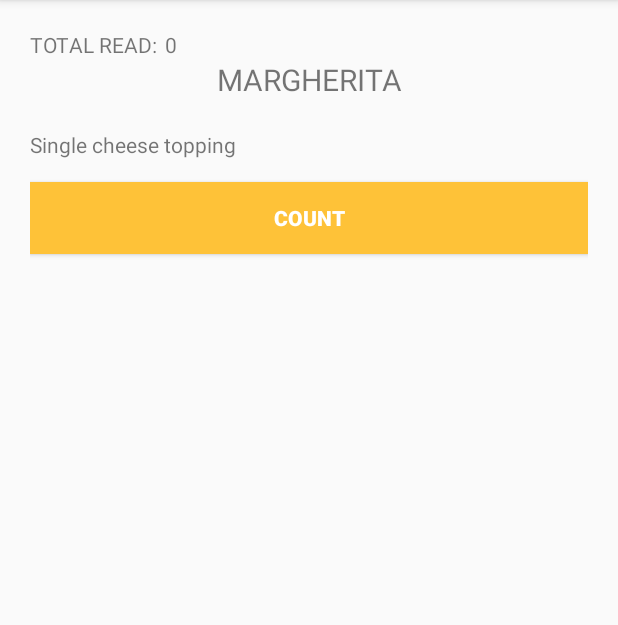
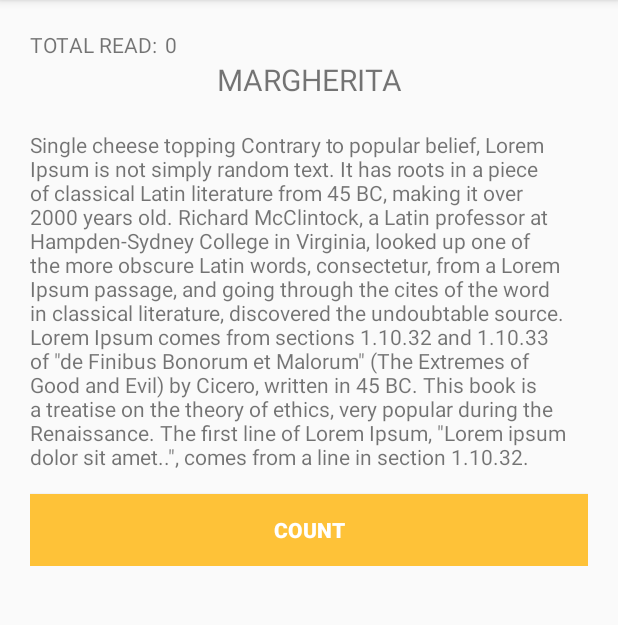
Before and after one commit to topsanjor/prayer, an Android app: the screen it shows after launch (enPrayerDetailActivity), after a tap on "MARGHERITA", on a phone screen of 412 x 824 dp, the part 84-709 px from its top. Run offline under Robolectric (Android 15) with nearby library versions, the phone set to English and light mode, and no system bars.

Commit message:
just added several new ....

```diff
--- a/app/src/main/java/com/kotlab/tibetanbuddhistprayer/activities/enPrayerDetailActivity.java
+++ b/app/src/main/java/com/kotlab/tibetanbuddhistprayer/activities/enPrayerDetailActivity.java
@@ -5,18 +5,23 @@ import android.support.v7.app.AppCompatActivity;
 import android.os.Bundle;
 import android.support.v7.widget.Toolbar;
 import android.util.Log;
+import android.view.View;
+import android.widget.Button;
 import android.widget.TextView;
 
 
 import com.kotlab.tibetanbuddhistprayer.R;
+import com.kotlab.tibetanbuddhistprayer.helper.UserSessionManager;
 import com.kotlab.tibetanbuddhistprayer.model.EnglishData;
 
 import org.w3c.dom.Text;
 
-public class enPrayerDetailActivity extends AppCompatActivity {
+public class enPrayerDetailActivity extends AppCompatActivity implements View.OnClickListener {
     Toolbar toolbar;
-    private static final String TAG ="PrayerDetails";
+    private static final String TAG = "PrayerDetails";
     private TextView txttitle, txtbody;
+    private TextView counttxt;
+    private Button countbtn;
 
     @Override
     protected void onCreate(Bundle savedInstanceState) {
@@ -26,6 +31,7 @@ public class enPrayerDetailActivity extends AppCompatActivity {
         txttitle = (TextView) findViewById(R.id.entxttitle);
         txtbody = (TextView) findViewById(R.id.entxtbody);
 
+        initView();
         try {
 
             EnglishData englishData = (EnglishData) getIntent().getSerializableExtra("data");
@@ -35,18 +41,37 @@ public class enPrayerDetailActivity extends AppCompatActivity {
             txttitle.setText(title);
             txtbody.setText(body);
 
-         Log.d(TAG,"title ="+title+" and body ="+body);
-     }catch (Exception ex) {
+            Log.d(TAG, "title =" + title + " and body =" + body);
+        } catch (Exception ex) {
 
             ex.fillInStackTrace();
         }
 
 
+    }
 
+    private void initView() {
 
+        countbtn = (Button) findViewById(R.id.countbtn);
+        counttxt = (TextView) findViewById(R.id.counttxt);
+        countbtn.setOnClickListener(this);
 
+    }
+
+    @Override
+    public void onClick(View v) {
+        if (v.getId() == R.id.countbtn) {
+            IncreaseCountNumber();
+        }
+    }
+
+    private void IncreaseCountNumber() {
 
 
     }
 
+    @Override
+    protected void onResume() {
+        super.onResume();
     }
+}
--- a/app/src/main/java/com/kotlab/tibetanbuddhistprayer/fragments/EnglishFragment.java
+++ b/app/src/main/java/com/kotlab/tibetanbuddhistprayer/fragments/EnglishFragment.java
@@ -42,7 +42,7 @@ public class EnglishFragment extends Fragment {
             "        <id>1</id>    \n" +
             "        <name>Margherita</name>\n" +
             "        <cost>155</cost>\n" +
-            "        <description>Single cheese topping</description>\n" +
+            "        <description>Single cheese topping Contrary to popular belief, Lorem Ipsum is not simply random text. It has roots in a piece of classical Latin literature from 45 BC, making it over 2000 years old. Richard McClintock, a Latin professor at Hampden-Sydney College in Virginia, looked up one of the more obscure Latin words, consectetur, from a Lorem Ipsum passage, and going through the cites of the word in classical literature, discovered the undoubtable source. Lorem Ipsum comes from sections 1.10.32 and 1.10.33 of \"de Finibus Bonorum et Malorum\" (The Extremes of Good and Evil) by Cicero, written in 45 BC. This book is a treatise on the theory of ethics, very popular during the Renaissance. The first line of Lorem Ipsum, \"Lorem ipsum dolor sit amet..\", comes from a line in section 1.10.32.</description>\n" +
             "    </item> \n" +
             "    <item>\n" +
             "        <id>2</id>    \n" +
--- a/app/src/main/res/layout/activity_en_prayer_detail.xml
+++ b/app/src/main/res/layout/activity_en_prayer_detail.xml
@@ -1,5 +1,5 @@
 <?xml version="1.0" encoding="utf-8"?>
-<LinearLayout xmlns:android="http://schemas.android.com/apk/res/android"
+<ScrollView xmlns:android="http://schemas.android.com/apk/res/android"
     xmlns:app="http://schemas.android.com/apk/res-auto"
     xmlns:tools="http://schemas.android.com/tools"
     android:layout_width="match_parent"
@@ -8,6 +8,10 @@
     android:padding="20dp"
     tools:context="com.kotlab.tibetanbuddhistprayer.activities.enPrayerDetailActivity">
 
+    <LinearLayout
+        android:orientation="vertical"
+        android:layout_width="match_parent"
+        android:layout_height="wrap_content">
     <LinearLayout
         android:orientation="horizontal"
         android:layout_width="match_parent"
@@ -55,4 +59,6 @@
         android:text="@string/addcounttxt"
         android:layout_width="match_parent"
         android:layout_height="wrap_content" />
-</LinearLayout>
+
+    </LinearLayout>
+</ScrollView>
```
Also changed, not shown: app/src/main/java/com/kotlab/tibetanbuddhistprayer/helper/UserSessionManager.java (added, +30 -0 lines). Lines whose indentation alone changed are shown as unchanged.
